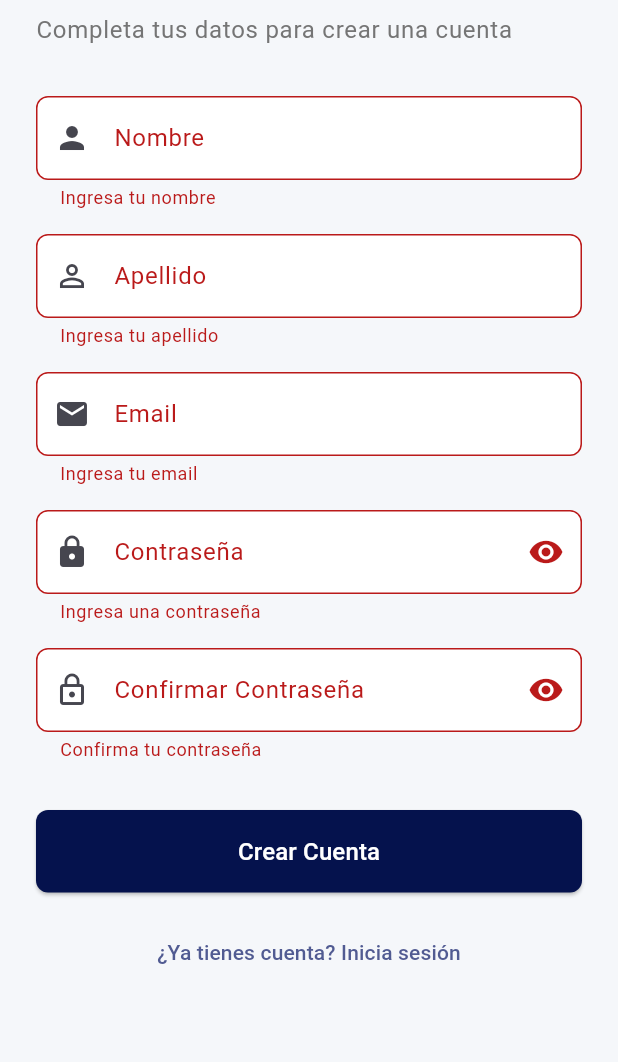
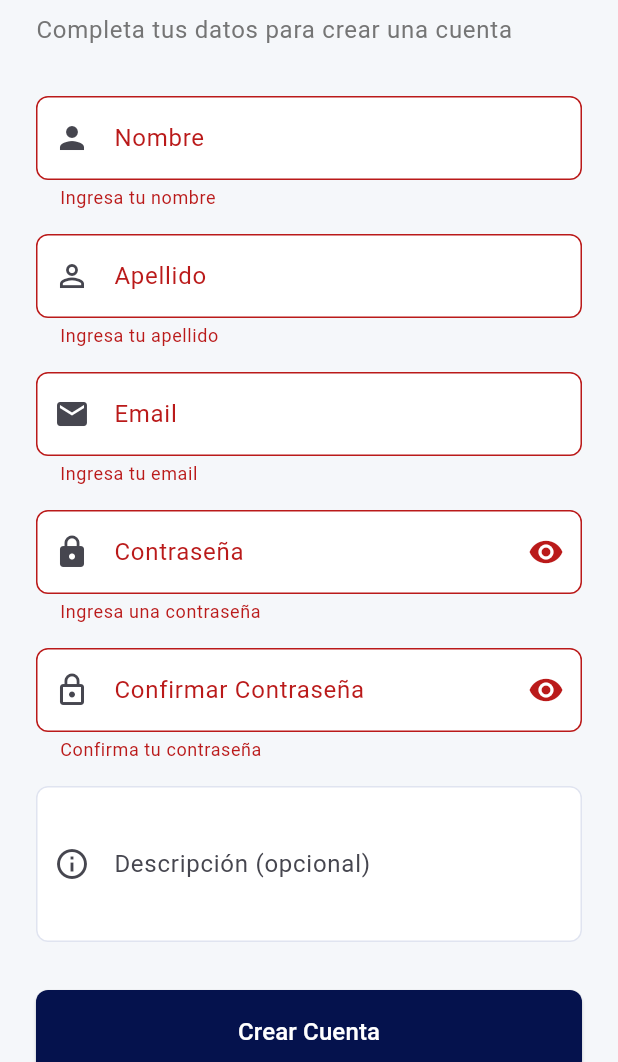
Before and after one commit to Arquisfot-Grupo-E/Frontend-mobile, a Flutter app: the RegisterScreen screen opened by its route, after a tap on "Crear Cuenta", on a phone screen of 412 x 824 dp, the part 174-1236 px from its top. Run offline on Flutter 3.47's test engine with Material 3 defaults, Android fonts, the phone set to English and light mode, and no system bars; our stand-ins replace go_router, graphql_flutter, shared_preferences; accounts and stored records are empty.

Commit message:
Espacio para Descripcion en el registro

```diff
--- a/lib/screens/auth/register_screen.dart
+++ b/lib/screens/auth/register_screen.dart
@@ -17,6 +17,7 @@ class _RegisterScreenState extends State<RegisterScreen> {
   final _confirmPasswordController = TextEditingController();
   final _firstNameController = TextEditingController();
   final _lastNameController = TextEditingController();
+  final _descriptionController = TextEditingController();
   bool _isLoading = false;
   bool _obscurePassword = true;
   bool _obscureConfirmPassword = true;
@@ -28,6 +29,7 @@ class _RegisterScreenState extends State<RegisterScreen> {
     _confirmPasswordController.dispose();
     _firstNameController.dispose();
     _lastNameController.dispose();
+    _descriptionController.dispose();
     super.dispose();
   }
 
@@ -45,6 +47,7 @@ class _RegisterScreenState extends State<RegisterScreen> {
           'password': _passwordController.text,
           'firstName': _firstNameController.text.trim(),
           'lastName': _lastNameController.text.trim(),
+          'description': _descriptionController.text.trim(),
         },
       ),
     );
@@ -221,6 +224,17 @@ class _RegisterScreenState extends State<RegisterScreen> {
                     return null;
                   },
                 ),
+                const SizedBox(height: 16),
+
+                // Description (optional)
+                TextFormField(
+                  controller: _descriptionController,
+                  decoration: const InputDecoration(
+                    labelText: 'Descripción (opcional)',
+                    prefixIcon: Icon(Icons.info_outline),
+                  ),
+                  maxLines: 3,
+                ),
                 const SizedBox(height: 32),
             // Register Button
             ElevatedButton(
--- a/lib/services/graphql_service.dart
+++ b/lib/services/graphql_service.dart
@@ -65,12 +65,14 @@ class GraphQLService {
       $password: String!
       $firstName: String!
       $lastName: String!
+      $description: String
     ) {
       register(
         email: $email
         password: $password
         firstName: $firstName
         lastName: $lastName
+        description: $description
       ) {
         id
         email
```
